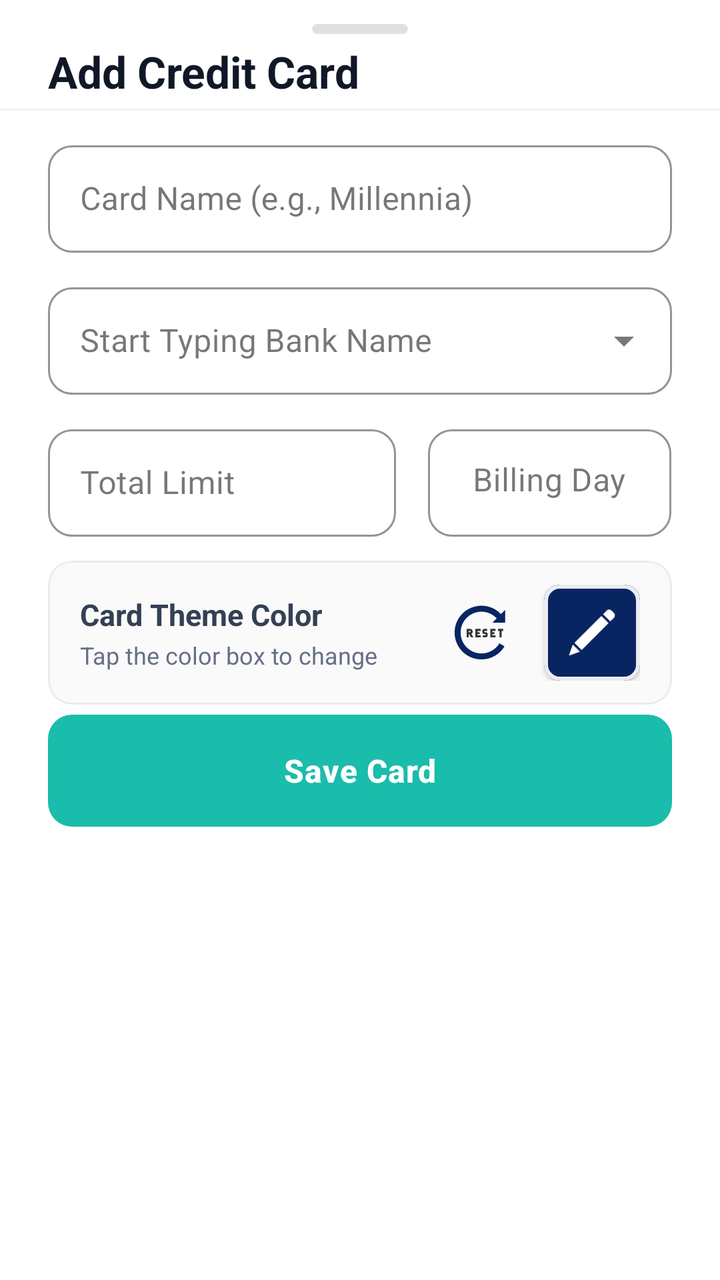
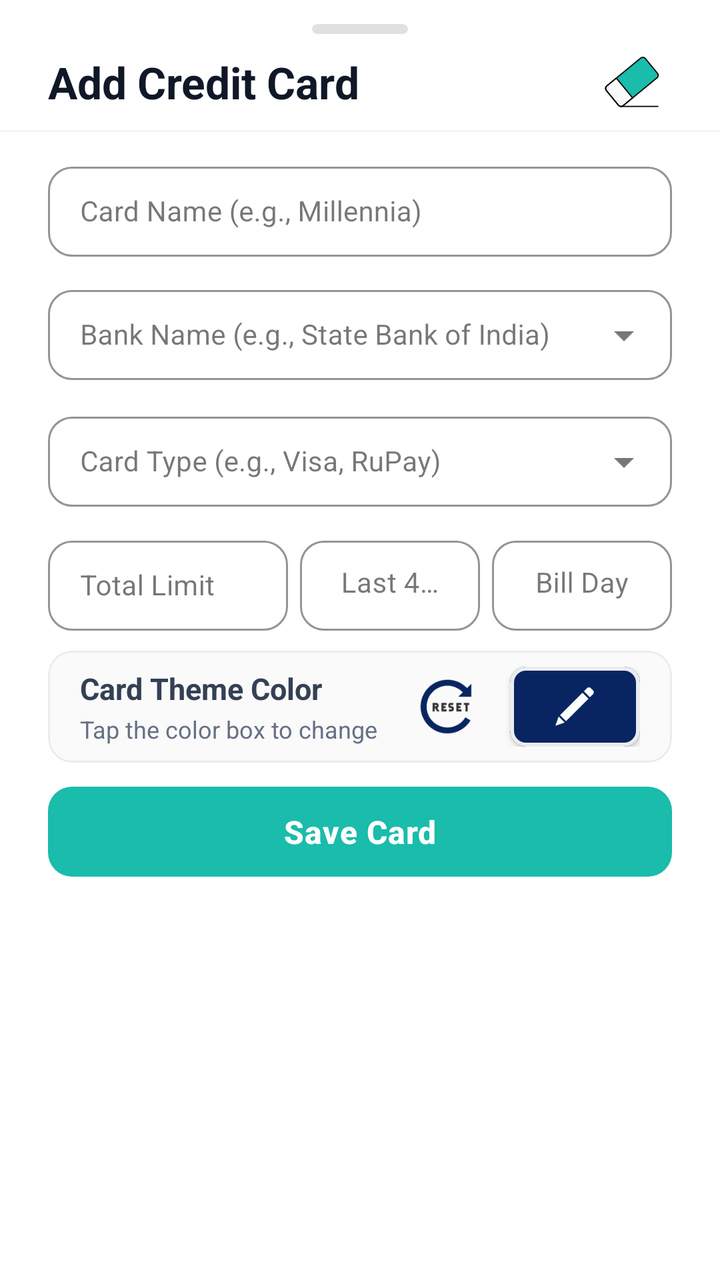

Two renders of the same Android screen: before a commit and after it. Below are the layout's source before the change and the commit's diff.
<!-- AndroidManifest.xml: application theme Theme.FinTrack -->
<!-- res/layout/dialog_add_edit_card.xml -->
<?xml version="1.0" encoding="utf-8"?>
<LinearLayout
    xmlns:android="http://schemas.android.com/apk/res/android"
    xmlns:app="http://schemas.android.com/apk/res-auto"
    xmlns:tools="http://schemas.android.com/tools"
    android:layout_width="match_parent"
    android:layout_height="wrap_content"
    android:background="#FFFFFF"
    android:orientation="vertical"
    tools:ignore="HardcodedText, ContentDescription">

    
    <com.google.android.material.card.MaterialCardView
        android:layout_width="48dp"
        android:layout_height="5dp"
        android:layout_gravity="center_horizontal"
        android:layout_marginTop="12dp"
        app:cardBackgroundColor="#E0E0E0"
        app:cardCornerRadius="2.5dp"
        app:cardElevation="0dp"
        app:strokeWidth="0dp" />

    
    <TextView
        android:id="@+id/tvCardSheetTitle"
        android:layout_width="match_parent"
        android:layout_height="wrap_content"
        android:paddingHorizontal="24dp"
        android:paddingVertical="4dp"
        android:text="Add Credit Card"
        android:textColor="#101828"
        android:textSize="22sp"
        android:textStyle="bold" />

    
    <View
        android:layout_width="match_parent"
        android:layout_height="1dp"
        android:background="#F2F4F7" />

    
    <androidx.core.widget.NestedScrollView
        android:layout_width="match_parent"
        android:layout_height="wrap_content"
        android:fillViewport="true"
        android:overScrollMode="never"
        android:maxHeight="550dp">

        <LinearLayout
            android:layout_width="match_parent"
            android:layout_height="wrap_content"
            android:orientation="vertical"
            android:paddingHorizontal="24dp"
            android:paddingTop="12dp"
            android:paddingBottom="12dp">

            
            <com.google.android.material.textfield.TextInputLayout
                style="@style/Widget.MaterialComponents.TextInputLayout.OutlinedBox"
                android:layout_width="match_parent"
                android:layout_height="wrap_content"
                android:layout_marginBottom="12dp"
                android:hint="Card Name (e.g., Millennia)"
                app:boxCornerRadiusBottomEnd="12dp"
                app:boxCornerRadiusBottomStart="12dp"
                app:boxCornerRadiusTopEnd="12dp"
                app:boxCornerRadiusTopStart="12dp"
                app:boxStrokeColor="#1abcab"
                app:hintTextColor="#1abcab">

                <com.google.android.material.textfield.TextInputEditText
                    android:id="@+id/etSheetCardName"
                    android:layout_width="match_parent"
                    android:layout_height="wrap_content"
                    android:inputType="textCapWords"
                    android:paddingTop="16dp"
                    android:paddingBottom="16dp"
                    android:textColor="#101828"
                    android:textSize="16sp" />
            </com.google.android.material.textfield.TextInputLayout>

            
            <com.google.android.material.textfield.TextInputLayout
                style="@style/Widget.MaterialComponents.TextInputLayout.OutlinedBox.ExposedDropdownMenu"
                android:layout_width="match_parent"
                android:layout_height="wrap_content"
                android:layout_marginBottom="12dp"
                android:hint="Start Typing Bank Name"
                app:boxCornerRadiusBottomEnd="12dp"
                app:boxCornerRadiusBottomStart="12dp"
                app:boxCornerRadiusTopEnd="12dp"
                app:boxCornerRadiusTopStart="12dp"
                app:boxStrokeColor="#1abcab"
                app:hintTextColor="#1abcab">

                <com.google.android.material.textfield.MaterialAutoCompleteTextView
                    android:id="@+id/spinSheetBankName"
                    android:layout_width="match_parent"
                    android:layout_height="wrap_content"
                    android:inputType="text"
                    android:popupBackground="@drawable/bg_rounded_popup"
                    android:completionThreshold="1"
                    android:paddingTop="16dp"
                    android:paddingBottom="16dp"
                    android:textColor="#101828"
                    android:textSize="16sp" />
            </com.google.android.material.textfield.TextInputLayout>

            
            <LinearLayout
                android:layout_width="match_parent"
                android:layout_height="wrap_content"
                android:orientation="horizontal"
                android:baselineAligned="false"
                android:layout_marginBottom="12dp">

                
                <com.google.android.material.textfield.TextInputLayout
                    style="@style/Widget.MaterialComponents.TextInputLayout.OutlinedBox"
                    android:layout_width="0dp"
                    android:layout_height="wrap_content"
                    android:layout_weight="1"
                    android:layout_marginEnd="8dp"
                    android:hint="Total Limit"
                    app:prefixText="₹ "
                    app:prefixTextColor="#667085"
                    app:boxCornerRadiusBottomEnd="12dp"
                    app:boxCornerRadiusBottomStart="12dp"
                    app:boxCornerRadiusTopEnd="12dp"
                    app:boxCornerRadiusTopStart="12dp"
                    app:boxStrokeColor="#1abcab"
                    app:hintTextColor="#1abcab">

                    <com.google.android.material.textfield.TextInputEditText
                        android:id="@+id/etSheetTotalLimit"
                        android:layout_width="match_parent"
                        android:layout_height="wrap_content"
                        android:inputType="numberDecimal"
                        android:paddingTop="16dp"
                        android:paddingBottom="16dp"
                        android:textColor="#101828"
                        android:textSize="16sp" />
                </com.google.android.material.textfield.TextInputLayout>

                
                <com.google.android.material.textfield.TextInputLayout
                    style="@style/Widget.MaterialComponents.TextInputLayout.OutlinedBox"
                    android:layout_width="0dp"
                    android:layout_height="wrap_content"
                    android:layout_weight="0.7"
                    android:layout_marginStart="8dp"
                    android:hint="Billing Day"
                    app:suffixText="/ 31"
                    app:suffixTextColor="#98A2B3"
                    app:boxCornerRadiusBottomEnd="12dp"
                    app:boxCornerRadiusBottomStart="12dp"
                    app:boxCornerRadiusTopEnd="12dp"
                    app:boxCornerRadiusTopStart="12dp"
                    app:boxStrokeColor="#1abcab"
                    app:hintTextColor="#1abcab">

                    <com.google.android.material.textfield.TextInputEditText
                        android:id="@+id/etSheetBillingDay"
                        android:layout_width="match_parent"
                        android:layout_height="wrap_content"
                        android:inputType="number"
                        android:maxLength="2"
                        android:paddingTop="16dp"
                        android:paddingBottom="16dp"
                        android:textColor="#101828"
                        android:textSize="16sp"
                        android:gravity="center_horizontal" />
                </com.google.android.material.textfield.TextInputLayout>

            </LinearLayout>

            
            <com.google.android.material.card.MaterialCardView
                android:layout_width="match_parent"
                android:layout_height="wrap_content"
                android:layout_marginBottom="5dp"
                app:cardBackgroundColor="#FAFAFA"
                app:cardCornerRadius="12dp"
                app:cardElevation="0dp"
                app:strokeColor="#EAECF0"
                app:strokeWidth="1dp">

                <LinearLayout
                    android:layout_width="match_parent"
                    android:layout_height="wrap_content"
                    android:orientation="horizontal"
                    android:paddingHorizontal="16dp"
                    android:paddingVertical="12dp"
                    android:gravity="center_vertical">

                    
                    <LinearLayout
                        android:layout_width="0dp"
                        android:layout_height="wrap_content"
                        android:layout_weight="1"
                        android:orientation="vertical">

                        <TextView
                            android:layout_width="wrap_content"
                            android:layout_height="wrap_content"
                            android:text="Card Theme Color"
                            android:textColor="#344054"
                            android:textSize="15sp"
                            android:textStyle="bold"
                            android:layout_marginBottom="2dp" />

                        <TextView
                            android:layout_width="wrap_content"
                            android:layout_height="wrap_content"
                            android:text="Tap the color box to change"
                            android:textColor="#667085"
                            android:textSize="12sp" />
                    </LinearLayout>

                    
                    
                    <ImageView
                        android:id="@+id/btnResetColor"
                        android:layout_width="40dp"
                        android:layout_height="40dp"
                        android:layout_marginEnd="12dp"
                        android:background="?attr/selectableItemBackgroundBorderless"
                        android:clickable="true"
                        android:focusable="true"
                        android:padding="6dp"
                        android:src="@drawable/reset"/>

                    
                    <com.google.android.material.card.MaterialCardView
                        android:id="@+id/cardColorPreview"
                        android:layout_width="48dp"
                        android:layout_height="48dp"
                        android:clickable="true"
                        android:focusable="true"
                        android:foreground="?attr/selectableItemBackground"
                        app:cardBackgroundColor="#082561"
                        app:cardCornerRadius="8dp"
                        app:cardElevation="2dp"
                        app:strokeColor="#EAECF0"
                        app:strokeWidth="2dp">

                        
                        <ImageView
                            android:layout_width="24dp"
                            android:layout_height="24dp"
                            android:layout_gravity="center"
                            android:src="@drawable/edit"
                            app:tint="#FFFFFF" />

                    </com.google.android.material.card.MaterialCardView>

                </LinearLayout>
            </com.google.android.material.card.MaterialCardView>

            <com.google.android.material.button.MaterialButton
                android:id="@+id/btnSheetSaveCard"
                android:layout_width="match_parent"
                android:layout_height="56dp"
                android:insetTop="0dp"
                android:insetBottom="0dp"
                android:text="Save Card"
                android:textColor="#FFFFFF"
                android:textSize="16sp"
                android:letterSpacing="0.02"
                android:textStyle="bold"
                app:backgroundTint="#1abcab"
                app:cornerRadius="12dp" />

        </LinearLayout>
    </androidx.core.widget.NestedScrollView>

</LinearLayout>
<!-- resources referenced by this layout -->
<resources>
  <!-- drawable bg_rounded_popup (drawable) -->
  <?xml version="1.0" encoding="utf-8"?>
  <shape xmlns:android="http://schemas.android.com/apk/res/android"
      android:shape="rectangle">
  
      
      <solid android:color="#FFFFFF" />
  
      
      <corners android:radius="10dp" />
  
      
      <padding
          android:top="8dp"
          android:bottom="8dp" />
  
  </shape>
  <!-- drawable edit (drawable) -->
  <vector xmlns:android="http://schemas.android.com/apk/res/android"
      android:width="24dp"
      android:height="24dp"
      android:viewportWidth="256"
      android:viewportHeight="256">
    <path
        android:pathData="M72.79,220.61l-38.32,-38.32l143.56,-143.56l38.32,38.32z"
        android:strokeLineJoin="miter"
        android:strokeWidth="2.73"
        android:fillColor="#FFFFFF"
        android:fillType="nonZero"
        android:strokeColor="#00000000"
        android:strokeLineCap="butt"/>
    <path
        android:pathData="M63.79,229.61l-59.1,20.78l20.78,-59.1z"
        android:strokeLineJoin="miter"
        android:strokeWidth="2.73"
        android:fillColor="#FFFFFF"
        android:fillType="nonZero"
        android:strokeColor="#00000000"
        android:strokeLineCap="butt"/>
    <path
        android:pathData="M231.57,9.78l13.72,13.72c6.79,6.79 6.79,17.81 0,24.6l-19.95,19.95L187.02,29.72l19.95,-19.95C213.76,2.98 224.77,2.98 231.57,9.78z"
        android:strokeLineJoin="miter"
        android:strokeWidth="2.73"
        android:fillColor="#FFFFFF"
        android:fillType="nonZero"
        android:strokeColor="#00000000"
        android:strokeLineCap="butt"/>
  </vector>
  <!-- drawable reset: vector/xml drawable (drawable, 3124 chars, omitted) -->
  <style name="Theme.FinTrack" parent="Base.Theme.FinTrack" />
  <style name="Base.Theme.FinTrack" parent="Theme.Material3.Light.NoActionBar">
          
          <item name="colorPrimary">#082561</item>
          <item name="colorSecondary">#1ABCAB</item>
  
          
          <item name="android:windowLightStatusBar">true</item>
          <item name="android:statusBarColor">#FFFFFF</item>
      </style>
</resources>

<!-- the commit's change to res/layout/dialog_add_edit_card.xml (unified diff, before → after) -->
@@ -21,16 +21,35 @@
         app:strokeWidth="0dp" />
 
     
-    <TextView
-        android:id="@+id/tvCardSheetTitle"
+    <LinearLayout
         android:layout_width="match_parent"
         android:layout_height="wrap_content"
+        android:orientation="horizontal"
+        android:gravity="center_vertical"
         android:paddingHorizontal="24dp"
-        android:paddingVertical="4dp"
-        android:text="Add Credit Card"
-        android:textColor="#101828"
-        android:textSize="22sp"
-        android:textStyle="bold" />
+        android:paddingVertical="4dp">
+
+        <TextView
+            android:id="@+id/tvCardSheetTitle"
+            android:layout_width="0dp"
+            android:layout_height="wrap_content"
+            android:layout_weight="1"
+            android:text="Add Credit Card"
+            android:textColor="#101828"
+            android:textSize="22sp"
+            android:textStyle="bold" />
+
+        
+        <ImageView
+            android:id="@+id/btnClearAllFields"
+            android:layout_width="40dp"
+            android:layout_height="40dp"
+            android:background="?attr/selectableItemBackgroundBorderless"
+            android:clickable="true"
+            android:focusable="true"
+            android:padding="6dp"
+            android:src="@drawable/eraser" />
+    </LinearLayout>
 
     
     <View
@@ -57,10 +76,10 @@
             
             <com.google.android.material.textfield.TextInputLayout
                 style="@style/Widget.MaterialComponents.TextInputLayout.OutlinedBox"
-                android:layout_width="match_parent"
-                android:layout_height="wrap_content"
-                android:layout_marginBottom="12dp"
                 android:hint="Card Name (e.g., Millennia)"
+                android:layout_width="match_parent"
+                android:layout_height="wrap_content"
+                android:layout_marginBottom="10dp"
                 app:boxCornerRadiusBottomEnd="12dp"
                 app:boxCornerRadiusBottomStart="12dp"
                 app:boxCornerRadiusTopEnd="12dp"
@@ -73,19 +92,21 @@
                     android:layout_width="match_parent"
                     android:layout_height="wrap_content"
                     android:inputType="textCapWords"
-                    android:paddingTop="16dp"
-                    android:paddingBottom="16dp"
+                    android:maxLength="24"
+                    android:paddingTop="13dp"
+                    android:paddingBottom="13dp"
                     android:textColor="#101828"
-                    android:textSize="16sp" />
+                    android:textSize="14sp" />
             </com.google.android.material.textfield.TextInputLayout>
 
             
             <com.google.android.material.textfield.TextInputLayout
+                android:id="@+id/tilSheetBankName"
                 style="@style/Widget.MaterialComponents.TextInputLayout.OutlinedBox.ExposedDropdownMenu"
-                android:layout_width="match_parent"
-                android:layout_height="wrap_content"
-                android:layout_marginBottom="12dp"
-                android:hint="Start Typing Bank Name"
+                android:hint="Bank Name (e.g., State Bank of India)"
+                android:layout_width="match_parent"
+                android:layout_height="wrap_content"
+                android:layout_marginBottom="10dp"
                 app:boxCornerRadiusBottomEnd="12dp"
                 app:boxCornerRadiusBottomStart="12dp"
                 app:boxCornerRadiusTopEnd="12dp"
@@ -100,10 +121,39 @@
                     android:inputType="text"
                     android:popupBackground="@drawable/bg_rounded_popup"
                     android:completionThreshold="1"
-                    android:paddingTop="16dp"
-                    android:paddingBottom="16dp"
+                    android:paddingTop="13dp"
+                    android:paddingBottom="13dp"
                     android:textColor="#101828"
-                    android:textSize="16sp" />
+                    android:textSize="14sp" />
+            </com.google.android.material.textfield.TextInputLayout>
+
+
+            
+            <com.google.android.material.textfield.TextInputLayout
+                android:id="@+id/tilSheetCardType"
+                style="@style/Widget.MaterialComponents.TextInputLayout.OutlinedBox.ExposedDropdownMenu"
+                android:layout_width="match_parent"
+                android:layout_height="wrap_content"
+                android:layout_marginBottom="10dp"
+                android:hint="Card Type (e.g., Visa, RuPay)"
+                app:boxCornerRadiusBottomEnd="12dp"
+                app:boxCornerRadiusBottomStart="12dp"
+                app:boxCornerRadiusTopEnd="12dp"
+                app:boxCornerRadiusTopStart="12dp"
+                app:boxStrokeColor="#1abcab"
+                app:hintTextColor="#1abcab">
+
+                <com.google.android.material.textfield.MaterialAutoCompleteTextView
+                    android:id="@+id/spinSheetCardType"
+                    android:layout_width="match_parent"
+                    android:layout_height="wrap_content"
+                    android:inputType="text"
+                    android:popupBackground="@drawable/bg_rounded_popup"
+                    android:completionThreshold="1"
+                    android:paddingTop="13dp"
+                    android:paddingBottom="13dp"
+                    android:textColor="#101828"
+                    android:textSize="14sp" />
             </com.google.android.material.textfield.TextInputLayout>
 
             
@@ -112,15 +162,15 @@
                 android:layout_height="wrap_content"
                 android:orientation="horizontal"
                 android:baselineAligned="false"
-                android:layout_marginBottom="12dp">
+                android:layout_marginBottom="10dp">
 
                 
                 <com.google.android.material.textfield.TextInputLayout
                     style="@style/Widget.MaterialComponents.TextInputLayout.OutlinedBox"
                     android:layout_width="0dp"
                     android:layout_height="wrap_content"
-                    android:layout_weight="1"
-                    android:layout_marginEnd="8dp"
+                    android:layout_weight="1.2"
+                    android:layout_marginEnd="6dp"
                     android:hint="Total Limit"
                     app:prefixText="₹ "
                     app:prefixTextColor="#667085"
@@ -136,10 +186,10 @@
                         android:layout_width="match_parent"
                         android:layout_height="wrap_content"
                         android:inputType="numberDecimal"
-                        android:paddingTop="16dp"
-                        android:paddingBottom="16dp"
+                        android:paddingTop="13dp"
+                        android:paddingBottom="13dp"
                         android:textColor="#101828"
-                        android:textSize="16sp" />
+                        android:textSize="14sp" />
                 </com.google.android.material.textfield.TextInputLayout>
 
                 
@@ -147,10 +197,37 @@
                     style="@style/Widget.MaterialComponents.TextInputLayout.OutlinedBox"
                     android:layout_width="0dp"
                     android:layout_height="wrap_content"
-                    android:layout_weight="0.7"
-                    android:layout_marginStart="8dp"
-                    android:hint="Billing Day"
-                    app:suffixText="/ 31"
+                    android:layout_weight="0.9"
+                    android:layout_marginEnd="6dp"
+                    android:hint="Last 4 Digit"
+                    app:boxCornerRadiusBottomEnd="12dp"
+                    app:boxCornerRadiusBottomStart="12dp"
+                    app:boxCornerRadiusTopEnd="12dp"
+                    app:boxCornerRadiusTopStart="12dp"
+                    app:boxStrokeColor="#1abcab"
+                    app:hintTextColor="#1abcab">
+
+                    <com.google.android.material.textfield.TextInputEditText
+                        android:id="@+id/etSheetLast4Digits"
+                        android:layout_width="match_parent"
+                        android:layout_height="wrap_content"
+                        android:inputType="number"
+                        android:maxLength="4"
+                        android:paddingTop="13dp"
+                        android:paddingBottom="13dp"
+                        android:textColor="#101828"
+                        android:textSize="14sp"
+                        android:gravity="center_horizontal" />
+                </com.google.android.material.textfield.TextInputLayout>
+
+                
+                <com.google.android.material.textfield.TextInputLayout
+                    style="@style/Widget.MaterialComponents.TextInputLayout.OutlinedBox"
+                    android:layout_width="0dp"
+                    android:layout_height="wrap_content"
+                    android:layout_weight="0.9"
+                    android:hint="Bill Day"
+                    app:suffixText="/31"
                     app:suffixTextColor="#98A2B3"
                     app:boxCornerRadiusBottomEnd="12dp"
                     app:boxCornerRadiusBottomStart="12dp"
@@ -165,10 +242,10 @@
                         android:layout_height="wrap_content"
                         android:inputType="number"
                         android:maxLength="2"
-                        android:paddingTop="16dp"
-                        android:paddingBottom="16dp"
+                        android:paddingTop="13dp"
+                        android:paddingBottom="13dp"
                         android:textColor="#101828"
-                        android:textSize="16sp"
+                        android:textSize="14sp"
                         android:gravity="center_horizontal" />
                 </com.google.android.material.textfield.TextInputLayout>
 
@@ -178,7 +255,7 @@
             <com.google.android.material.card.MaterialCardView
                 android:layout_width="match_parent"
                 android:layout_height="wrap_content"
-                android:layout_marginBottom="5dp"
+                android:layout_marginBottom="12dp"
                 app:cardBackgroundColor="#FAFAFA"
                 app:cardCornerRadius="12dp"
                 app:cardElevation="0dp"
@@ -190,7 +267,7 @@
                     android:layout_height="wrap_content"
                     android:orientation="horizontal"
                     android:paddingHorizontal="16dp"
-                    android:paddingVertical="12dp"
+                    android:paddingVertical="8dp"
                     android:gravity="center_vertical">
 
                     
@@ -217,7 +294,6 @@
                             android:textSize="12sp" />
                     </LinearLayout>
 
-                    
                     
                     <ImageView
                         android:id="@+id/btnResetColor"
@@ -228,13 +304,12 @@
                         android:clickable="true"
                         android:focusable="true"
                         android:padding="6dp"
-                        android:src="@drawable/reset"/>
-
-                    
+                        android:src="@drawable/reset" />
+
                     <com.google.android.material.card.MaterialCardView
                         android:id="@+id/cardColorPreview"
-                        android:layout_width="48dp"
-                        android:layout_height="48dp"
+                        android:layout_width="65dp"
+                        android:layout_height="40dp"
                         android:clickable="true"
                         android:focusable="true"
                         android:foreground="?attr/selectableItemBackground"
@@ -244,10 +319,9 @@
                         app:strokeColor="#EAECF0"
                         app:strokeWidth="2dp">
 
-                        
                         <ImageView
-                            android:layout_width="24dp"
-                            android:layout_height="24dp"
+                            android:layout_width="20dp"
+                            android:layout_height="20dp"
                             android:layout_gravity="center"
                             android:src="@drawable/edit"
                             app:tint="#FFFFFF" />
@@ -257,10 +331,11 @@
                 </LinearLayout>
             </com.google.android.material.card.MaterialCardView>
 
+            
             <com.google.android.material.button.MaterialButton
                 android:id="@+id/btnSheetSaveCard"
                 android:layout_width="match_parent"
-                android:layout_height="56dp"
+                android:layout_height="45dp"
                 android:insetTop="0dp"
                 android:insetBottom="0dp"
                 android:text="Save Card"
<!-- resource entries referenced after the edit -->
@@ -48,6 +48,7 @@
         android:strokeColor="#00000000"
         android:strokeLineCap="butt"/>
   </vector>
+  <!-- drawable eraser: vector/xml drawable (drawable, 3053 chars, omitted) -->
   <!-- drawable reset: vector/xml drawable (drawable, 3124 chars, omitted) -->
   <style name="Theme.FinTrack" parent="Base.Theme.FinTrack" />
   <style name="Base.Theme.FinTrack" parent="Theme.Material3.Light.NoActionBar">
